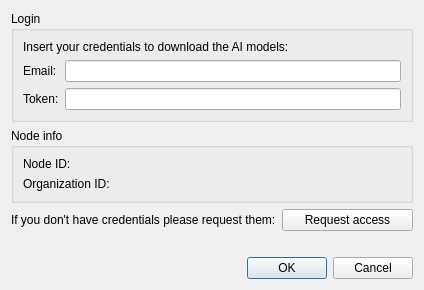
Before: the Qt Designer form wadas/ui/qt/model_request_login.ui in wadas-project/WADAS, drawn with Qt 5.
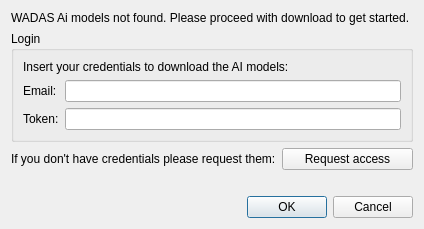
After: the same form once the commit is applied.

Commit message: org_code now in keyring, updated wadas-runtime reference

The edit to the form file:
```diff
--- a/wadas/ui/qt/model_request_login.ui
+++ b/wadas/ui/qt/model_request_login.ui
@@ -7,7 +7,7 @@
     <x>0</x>
     <y>0</y>
     <width>424</width>
-    <height>288</height>
+    <height>206</height>
    </rect>
   </property>
   <property name="windowTitle">
@@ -15,50 +15,6 @@
   </property>
   <layout class="QGridLayout" name="gridLayout">
    <item row="1" column="0" colspan="2">
-    <widget class="QGroupBox" name="groupBox_node_info">
-     <property name="title">
-      <string>Node info</string>
-     </property>
-     <layout class="QGridLayout" name="gridLayout_3">
-      <item row="0" column="0">
-       <widget class="QLabel" name="label_4">
-        <property name="text">
-         <string>Node ID:</string>
-        </property>
-       </widget>
-      </item>
-      <item row="0" column="1">
-       <widget class="QLabel" name="label_node_id">
-        <property name="text">
-         <string/>
-        </property>
-       </widget>
-      </item>
-      <item row="1" column="0">
-       <widget class="QLabel" name="label_5">
-        <property name="text">
-         <string>Organization ID:</string>
-        </property>
-       </widget>
-      </item>
-      <item row="1" column="1">
-       <widget class="QLabel" name="label_org_id">
-        <property name="text">
-         <string/>
-        </property>
-       </widget>
-      </item>
-     </layout>
-    </widget>
-   </item>
-   <item row="2" column="1">
-    <widget class="QPushButton" name="pushButton_request">
-     <property name="text">
-      <string>Request access</string>
-     </property>
-    </widget>
-   </item>
-   <item row="0" column="0" colspan="2">
     <widget class="QGroupBox" name="groupBox_login">
      <property name="sizePolicy">
       <sizepolicy hsizetype="Preferred" vsizetype="Preferred">
@@ -128,6 +84,27 @@
      </property>
     </widget>
    </item>
+   <item row="2" column="1">
+    <widget class="QPushButton" name="pushButton_request">
+     <property name="text">
+      <string>Request access</string>
+     </property>
+    </widget>
+   </item>
+   <item row="6" column="0" colspan="2">
+    <widget class="QLabel" name="label_error">
+     <property name="text">
+      <string/>
+     </property>
+    </widget>
+   </item>
+   <item row="0" column="0" colspan="2">
+    <widget class="QLabel" name="label_no_models">
+     <property name="text">
+      <string>WADAS Ai models not found. Please proceed with download to get started.</string>
+     </property>
+    </widget>
+   </item>
   </layout>
  </widget>
  <tabstops>
```
Left out of the diff: 7 changed lines with no effect on the pictures. The commit also changes 7 other files.
